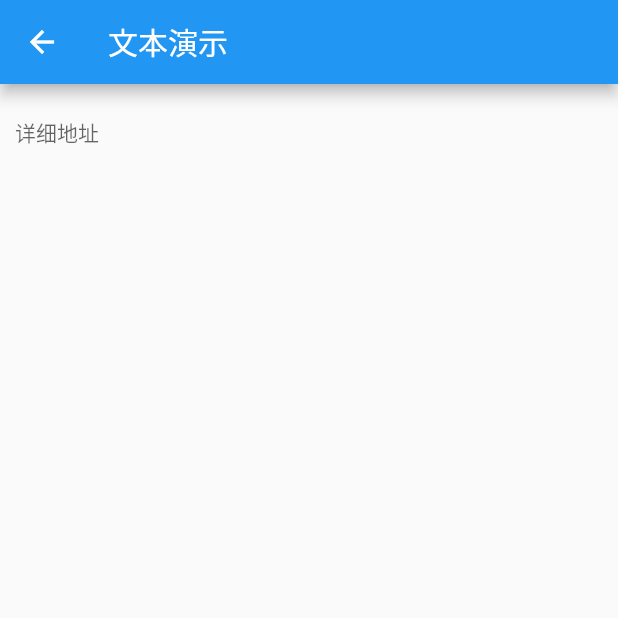
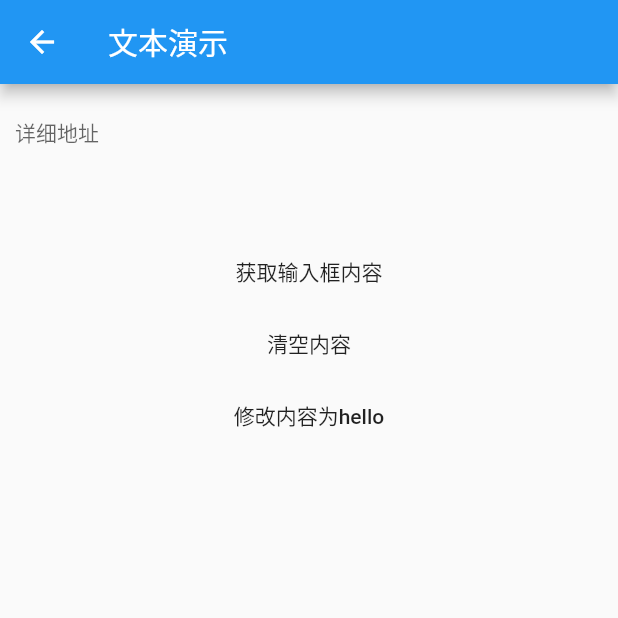
Before and after one commit to stars-one/flutter-demo, a Flutter app: the screen it shows after launch, after a tap on "文本demo", on a phone screen of 412 x 824 dp, the top half of it. Run offline on Flutter 3.47's test engine with Material 2 defaults, Android fonts, the phone set to English and light mode, and no system bars.

Commit message:
新增文本编辑控件的相关操作demo

```diff
--- a/lib/page/TextPage.dart
+++ b/lib/page/TextPage.dart
@@ -2,9 +2,11 @@ import 'package:flutter/material.dart';
 
 import 'MyMaterialPage.dart';
 
-class TextPage extends StatelessWidget{
+class TextPage extends StatelessWidget {
   @override
   Widget build(BuildContext context) {
+    var detailAddressController = TextEditingController();
+
     return MyMaterialPage(
         "文本演示",
         Column(
@@ -12,7 +14,7 @@ class TextPage extends StatelessWidget{
             Container(
               padding: EdgeInsets.all(10),
               child: TextField(
-                  //controller: detailAddressController,
+                  controller: detailAddressController,
                   keyboardType: TextInputType.multiline,
                   maxLines: 5,
                   minLines: 3,
@@ -21,8 +23,25 @@ class TextPage extends StatelessWidget{
                       hintText: '详细地址',
                       hintStyle: TextStyle(fontSize: 14))),
             ),
+            FlatButton(
+              onPressed: () {
+                print(detailAddressController.text.toString());
+              },
+              child: Text("获取输入框内容"),
+            ),
+            FlatButton(
+              onPressed: () {
+                detailAddressController.clear();
+              },
+              child: Text("清空内容"),
+            ),
+            FlatButton(
+              onPressed: () {
+                detailAddressController.text = "hello";
+              },
+              child: Text("修改内容为hello"),
+            ),
           ],
         ));
   }
-
 }
```
